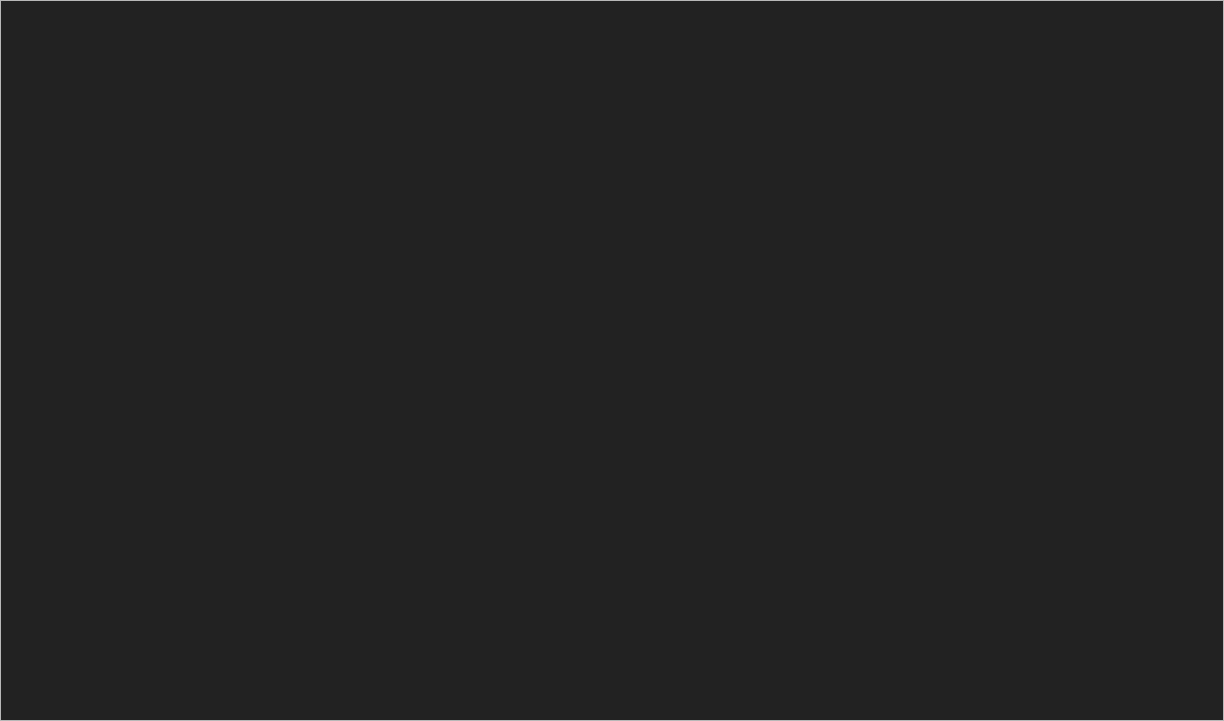
Before: the Qt Designer form gui/BSceneEditorWidget/BSceneEditorWidget.ui in RodrigoCastiel/beauty, drawn with Qt 5.
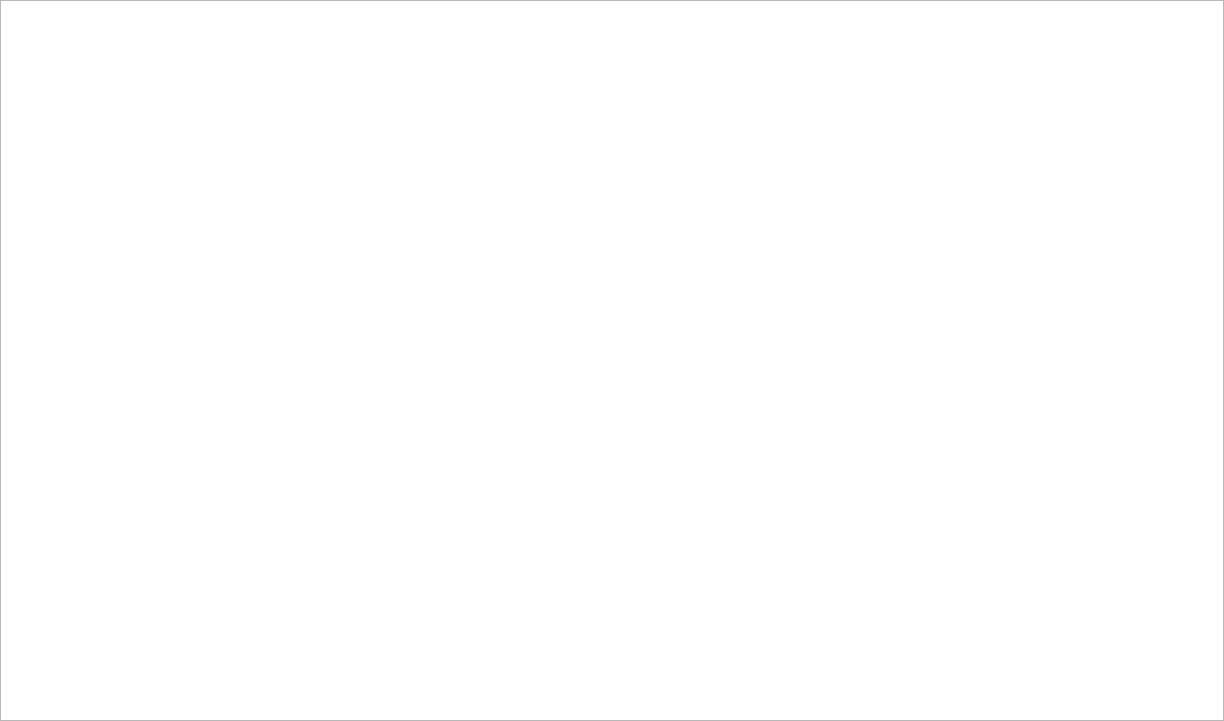
After: the same form once the commit is applied.

Commit message: Implement New command for Scene files. TODO: Implement SAVE AS command.

The edit to the form file:
```diff
--- a/gui/BSceneEditorWidget/BSceneEditorWidget.ui
+++ b/gui/BSceneEditorWidget/BSceneEditorWidget.ui
@@ -27,29 +27,16 @@
     <number>0</number>
    </property>
    <item row="0" column="0">
-    <widget class="QTextEdit" name="textEdit_Scene">
+    <widget class="QPlainTextEdit" name="textEdit_Scene">
      <property name="font">
       <font>
        <family>Consolas</family>
        <pointsize>10</pointsize>
       </font>
      </property>
-     <property name="html">
-      <string>&lt;!DOCTYPE HTML PUBLIC &quot;-//W3C//DTD HTML 4.0//EN&quot; &quot;http://www.w3.org/TR/REC-html40/strict.dtd&quot;&gt;
-&lt;html&gt;&lt;head&gt;&lt;meta name=&quot;qrichtext&quot; content=&quot;1&quot; /&gt;&lt;style type=&quot;text/css&quot;&gt;
-p, li { white-space: pre-wrap; }
-&lt;/style&gt;&lt;/head&gt;&lt;body style=&quot; font-family:'Consolas'; font-size:10pt; font-weight:400; font-style:normal;&quot; bgcolor=&quot;#222222&quot;&gt;
-&lt;p style=&quot;-qt-paragraph-type:empty; margin-top:0px; margin-bottom:0px; margin-left:0px; margin-right:0px; -qt-block-indent:0; text-indent:0px;&quot;&gt;&lt;br /&gt;&lt;/p&gt;&lt;/body&gt;&lt;/html&gt;</string>
-     </property>
      <property name="tabStopWidth">
       <number>40</number>
      </property>
-     <property name="cursorWidth">
-      <number>2</number>
-     </property>
-     <property name="placeholderText">
-      <string notr="true"/>
-     </property>
     </widget>
    </item>
   </layout>
```
The commit also changes 2 other files.
